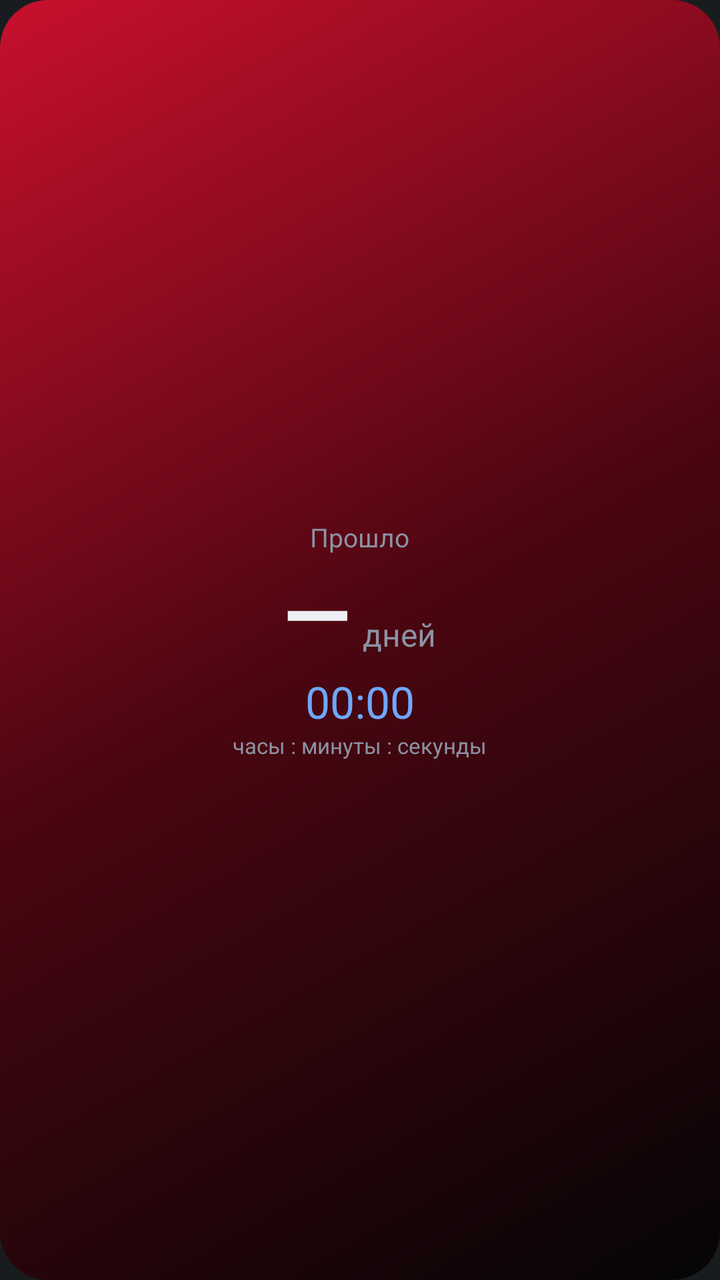
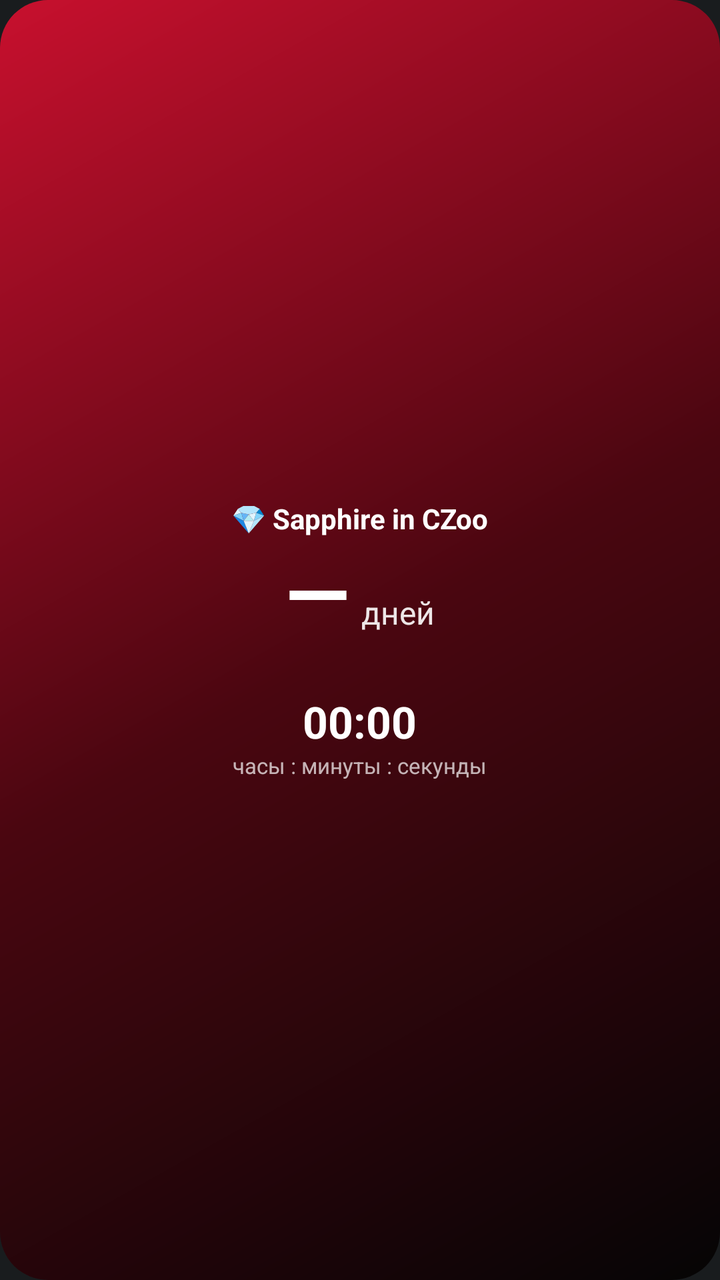

Two renders of the same Android screen: before a commit and after it. Below are the layout's source before the change and the commit's diff.
<!-- AndroidManifest.xml: application theme android:Theme.DeviceDefault.NoActionBar -->
<!-- res/layout/widget.xml -->
<?xml version="1.0" encoding="utf-8"?>
<LinearLayout xmlns:android="http://schemas.android.com/apk/res/android"
    android:id="@+id/root"
    android:layout_width="match_parent"
    android:layout_height="match_parent"
    android:background="@drawable/widget_bg"
    android:gravity="center"
    android:orientation="vertical"
    android:padding="12dp">

    <TextView
        android:id="@+id/title"
        android:layout_width="wrap_content"
        android:layout_height="wrap_content"
        android:text="Прошло"
        android:textColor="#8B93A3"
        android:textSize="13sp" />

    <LinearLayout
        android:layout_width="wrap_content"
        android:layout_height="wrap_content"
        android:gravity="bottom"
        android:orientation="horizontal">

        <TextView
            android:id="@+id/days"
            android:layout_width="wrap_content"
            android:layout_height="wrap_content"
            android:text="—"
            android:textColor="#EEF0F4"
            android:textSize="44sp"
            android:textStyle="bold" />

        <TextView
            android:id="@+id/days_label"
            android:layout_width="wrap_content"
            android:layout_height="wrap_content"
            android:paddingStart="6dp"
            android:paddingBottom="8dp"
            android:text="дней"
            android:textColor="#8B93A3"
            android:textSize="16sp" />
    </LinearLayout>

    <Chronometer
        android:id="@+id/clock"
        android:layout_width="wrap_content"
        android:layout_height="wrap_content"
        android:textColor="#6EA8FE"
        android:textSize="22sp" />

    <TextView
        android:id="@+id/hint"
        android:layout_width="wrap_content"
        android:layout_height="wrap_content"
        android:text="часы : минуты : секунды"
        android:textColor="#8B93A3"
        android:textSize="11sp" />
</LinearLayout>
<!-- resources referenced by this layout -->
<resources>
  <!-- drawable widget_bg (drawable) -->
  <?xml version="1.0" encoding="utf-8"?>
  <shape xmlns:android="http://schemas.android.com/apk/res/android" android:shape="rectangle">
      <gradient
          android:angle="315"
          android:startColor="#C8102E"
          android:centerColor="#4A0610"
          android:endColor="#050505" />
      <corners android:radius="24dp" />
  </shape>
</resources>

<!-- the commit's change to res/layout/widget.xml (unified diff, before → after) -->
@@ -12,9 +12,10 @@
         android:id="@+id/title"
         android:layout_width="wrap_content"
         android:layout_height="wrap_content"
-        android:text="Прошло"
-        android:textColor="#8B93A3"
-        android:textSize="13sp" />
+        android:text="💎 Sapphire in CZoo"
+        android:textColor="#FFFFFF"
+        android:textSize="14sp"
+        android:textStyle="bold" />
 
     <LinearLayout
         android:layout_width="wrap_content"
@@ -27,8 +28,8 @@
             android:layout_width="wrap_content"
             android:layout_height="wrap_content"
             android:text="—"
-            android:textColor="#EEF0F4"
-            android:textSize="44sp"
+            android:textColor="#FFFFFF"
+            android:textSize="42sp"
             android:textStyle="bold" />
 
         <TextView
@@ -38,22 +39,32 @@
             android:paddingStart="6dp"
             android:paddingBottom="8dp"
             android:text="дней"
-            android:textColor="#8B93A3"
+            android:textColor="#E6FFFFFF"
             android:textSize="16sp" />
     </LinearLayout>
+
+    <TextView
+        android:id="@+id/extra"
+        android:layout_width="wrap_content"
+        android:layout_height="wrap_content"
+        android:text=""
+        android:textColor="#E6FFFFFF"
+        android:textSize="14sp" />
 
     <Chronometer
         android:id="@+id/clock"
         android:layout_width="wrap_content"
         android:layout_height="wrap_content"
-        android:textColor="#6EA8FE"
-        android:textSize="22sp" />
+        android:layout_marginTop="2dp"
+        android:textColor="#FFFFFF"
+        android:textSize="22sp"
+        android:textStyle="bold" />
 
     <TextView
         android:id="@+id/hint"
         android:layout_width="wrap_content"
         android:layout_height="wrap_content"
         android:text="часы : минуты : секунды"
-        android:textColor="#8B93A3"
+        android:textColor="#B3FFFFFF"
         android:textSize="11sp" />
 </LinearLayout>
